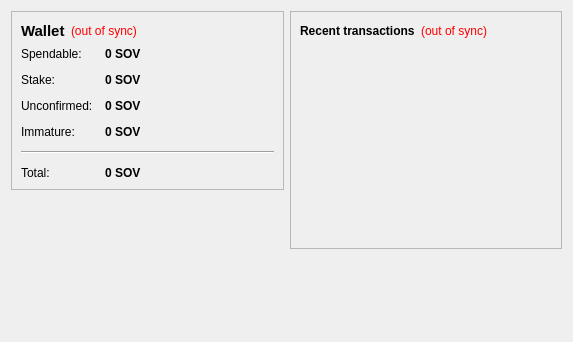
First picture: the form in src/qt/forms/overviewpage.ui, repository raskul/SOV, before the edit.
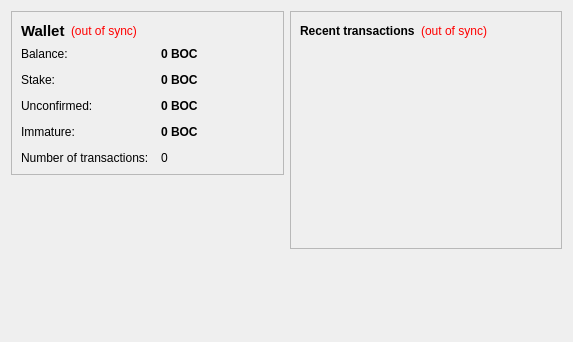
Second picture: the form after the edit. Icons and pictures are not drawn.

The edit to the form file:
```diff
--- a/src/qt/forms/overviewpage.ui
+++ b/src/qt/forms/overviewpage.ui
@@ -86,7 +86,7 @@
           <item row="0" column="0">
            <widget class="QLabel" name="label">
             <property name="text">
-             <string>Spendable:</string>
+             <string>Balance:</string>
             </property>
            </widget>
           </item>
@@ -105,7 +105,7 @@
              <string>Your current spendable balance</string>
             </property>
             <property name="text">
-             <string notr="true">0 SOV</string>
+             <string notr="true">0 BOC</string>
             </property>
             <property name="textInteractionFlags">
              <set>Qt::LinksAccessibleByMouse|Qt::TextSelectableByKeyboard|Qt::TextSelectableByMouse</set>
@@ -134,7 +134,7 @@
              <string>Total of coins that was staked, and do not yet count toward the current balance</string>
             </property>
             <property name="text">
-             <string notr="true">0 SOV</string>
+             <string notr="true">0 BOC</string>
             </property>
             <property name="textInteractionFlags">
              <set>Qt::LinksAccessibleByMouse|Qt::TextSelectableByKeyboard|Qt::TextSelectableByMouse</set>
@@ -163,7 +163,7 @@
              <string>Total of transactions that have yet to be confirmed, and do not yet count toward the current balance</string>
             </property>
             <property name="text">
-             <string notr="true">0 SOV</string>
+             <string notr="true">0 BOC</string>
             </property>
             <property name="textInteractionFlags">
              <set>Qt::LinksAccessibleByMouse|Qt::TextSelectableByKeyboard|Qt::TextSelectableByMouse</set>
@@ -189,46 +189,27 @@
              <string>Mined balance that has not yet matured</string>
             </property>
             <property name="text">
-             <string notr="true">0 SOV</string>
+             <string notr="true">0 BOC</string>
             </property>
             <property name="textInteractionFlags">
              <set>Qt::LinksAccessibleByMouse|Qt::TextSelectableByKeyboard|Qt::TextSelectableByMouse</set>
             </property>
            </widget>
           </item>
-          <item row="4" column="0" colspan="2">
-           <widget class="Line" name="line">
-            <property name="orientation">
-             <enum>Qt::Horizontal</enum>
-            </property>
-           </widget>
-          </item>
-          <item row="5" column="0">
-           <widget class="QLabel" name="labelTotalText">
+          <item row="4" column="0">
+           <widget class="QLabel" name="label_2">
             <property name="text">
-             <string>Total:</string>
+             <string>Number of transactions:</string>
             </property>
            </widget>
           </item>
-          <item row="5" column="1">
-           <widget class="QLabel" name="labelTotal">
-            <property name="font">
-             <font>
-              <weight>75</weight>
-              <bold>true</bold>
-             </font>
-            </property>
-            <property name="cursor">
-             <cursorShape>IBeamCursor</cursorShape>
-            </property>
+          <item row="4" column="1">
+           <widget class="QLabel" name="labelNumTransactions">
             <property name="toolTip">
              <string>Your current total balance</string>
             </property>
             <property name="text">
-             <string notr="true">0 SOV</string>
-            </property>
-            <property name="textInteractionFlags">
-             <set>Qt::LinksAccessibleByMouse|Qt::TextSelectableByKeyboard|Qt::TextSelectableByMouse</set>
+             <string notr="true">0</string>
             </property>
            </widget>
           </item>
@@ -237,6 +218,16 @@
        </layout>
       </widget>
      </item>
+     <item>
+      <widget class="QLabel" name="label_wallet_bgcoin">
+       <property name="text">
+        <string/>
+       </property>
+       <property name="pixmap">
+        <pixmap resource="../Sovereign.qrc">:/images/wallet_bgcoin</pixmap>
+       </property>
+      </widget>
+     </item>
      <item>
       <spacer name="verticalSpacer">
        <property name="orientation">
```
Left out of the diff: 15 changed lines with no effect on the pictures.
